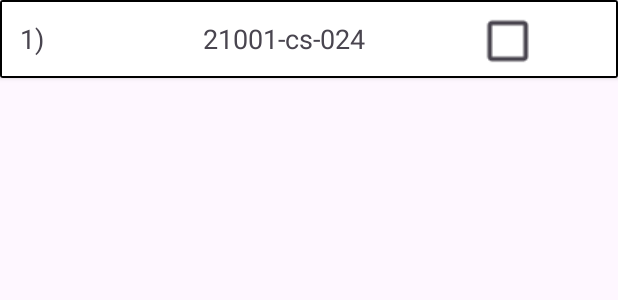
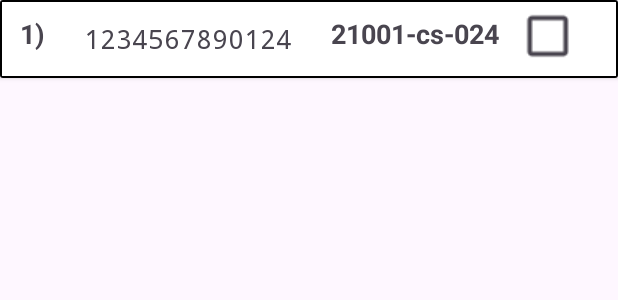
Before and after one commit to vineelvanjari/CollegeAttendence, an Android app: the layout activity_attendence_design.xml on its own in the app's theme, with its tools: preview values and no code run, on a phone screen of 412 x 824 dp. Shown: the top 300 px of the screen. Run offline under Robolectric (Android 15) with nearby library versions, the phone set to English and light mode, and no system bars.

Commit message:
name added in the AttendenceList

```diff
--- a/app/src/main/java/com/vv/collegeattendence/AttendenceListModel.java
+++ b/app/src/main/java/com/vv/collegeattendence/AttendenceListModel.java
@@ -1,11 +1,14 @@
 package com.vv.collegeattendence;
 public class AttendenceListModel {
+    public String name;
     public String pinNo;
     public String sno;
     public int attendence;
+
     public int id;
 
-    AttendenceListModel(String pinNo,String sno,int id,int attendence){
+    AttendenceListModel(String name,String pinNo,String sno,int id,int attendence){
+        this.name=name;
         this.pinNo = pinNo;
         this.sno=sno;
         this.id=id;
--- a/app/src/main/java/com/vv/collegeattendence/DataBase.java
+++ b/app/src/main/java/com/vv/collegeattendence/DataBase.java
@@ -69,7 +69,7 @@ public class DataBase extends SQLiteOpenHelper {
         return  arrayList;
     }
    public ArrayList<AttendenceListModel> getAttendenceList(String TABLE_NAME,String date){
-        Cursor cursor= dbr.rawQuery("select pinNo,sNo,id,"+date+" from "+TABLE_NAME,null);
+        Cursor cursor= dbr.rawQuery("select pinNo,sNo,id,"+date+" ,"+STUDENT_NAME+" from "+TABLE_NAME,null);
         ArrayList<AttendenceListModel> arrayList = new ArrayList<>();
         cursor.moveToFirst();
         if(cursor.getCount()>0){
@@ -78,7 +78,8 @@ public class DataBase extends SQLiteOpenHelper {
                 String pinNO=cursor.getString(0);
                 String sno=cursor.getString(1);
                 int attendenceValue =cursor.getInt(3);
-                AttendenceListModel attendenceListModel = new AttendenceListModel(pinNO,sno,id,attendenceValue);
+                String name = cursor.getString(4);
+                AttendenceListModel attendenceListModel = new AttendenceListModel(name,pinNO,sno,id,attendenceValue);
                 arrayList.add(attendenceListModel);
             }while (cursor.moveToNext());
         }
--- a/app/src/main/res/layout/activity_attendence_design.xml
+++ b/app/src/main/res/layout/activity_attendence_design.xml
@@ -15,9 +15,21 @@
             android:layout_width="wrap_content"
             android:layout_height="wrap_content"
             android:text="1)"
+            android:textStyle="bold"
             android:layout_weight="1"
             android:textSize="@dimen/_14sdp"
             android:layout_marginLeft="@dimen/_10sdp"
+            />
+        <TextView
+            android:id="@+id/studentName"
+            android:layout_width="wrap_content"
+            android:layout_height="match_parent"
+            android:text="1234567890124"
+            android:maxEms="15"
+            android:layout_weight="1"
+            android:gravity="center"
+            android:fontFamily="monospace"
+            android:textSize="@dimen/_14sdp"
             />
         <TextView
             android:id="@+id/pinNo"
@@ -25,7 +37,8 @@
             android:layout_height="@dimen/_40sdp"
             android:text="21001-cs-024"
             android:layout_weight="1"
-            android:gravity="center"
+            android:gravity="right"
+            android:textStyle="bold"
             android:textSize="@dimen/_14sdp"
             />
         <CheckBox
--- a/app/src/main/res/menu/menu.xml
+++ b/app/src/main/res/menu/menu.xml
@@ -7,4 +7,8 @@
         android:id="@+id/checkAll"
         android:title="Check All"
         />
+    <item
+        android:id="@+id/downloadAttendence"
+        android:title="Download Attendence"
+        />
 </menu>
```
Also changed, not shown: app/src/main/java/com/vv/collegeattendence/AttendenceList.java (+9 -0 lines), app/src/main/java/com/vv/collegeattendence/AttendenceRecycleAdapter.java (+20 -1 lines), app/src/main/java/com/vv/collegeattendence/MainActivity.java (+15 -5 lines).
